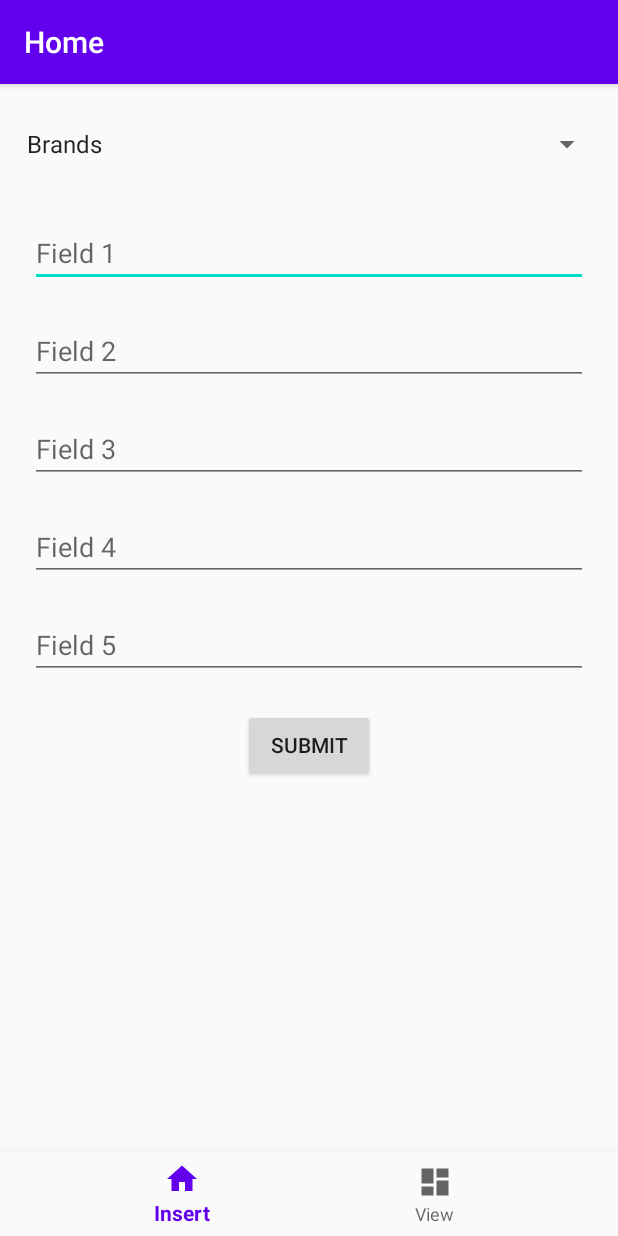
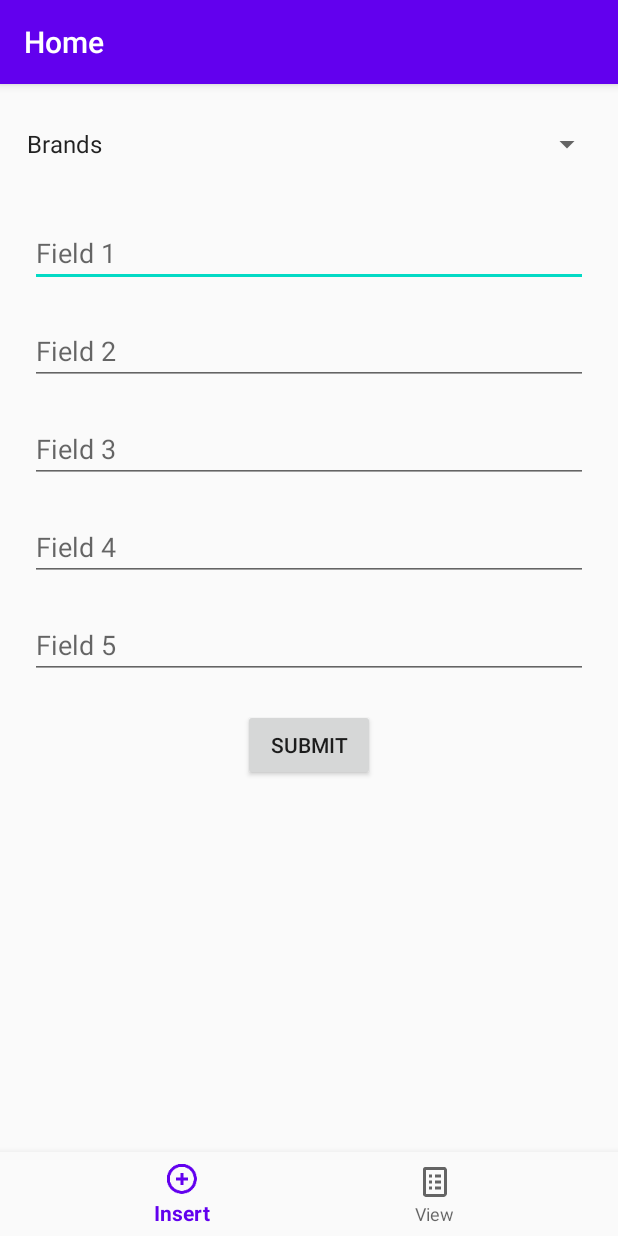
Before and after one commit to jdannhausenbrun/Databases-Final-Project, an Android app: the screen it shows after launch (MainActivity), on a phone screen of 412 x 824 dp. Run offline under Robolectric (Android 15) with nearby library versions, the phone set to English and light mode, and no system bars; our stand-ins replace navigation-ui.

Commit message:
Fixed UI

```diff
--- a/app/src/main/res/layout/activity_main.xml
+++ b/app/src/main/res/layout/activity_main.xml
@@ -21,12 +21,12 @@
         android:id="@+id/nav_host_fragment"
         android:name="androidx.navigation.fragment.NavHostFragment"
         android:layout_width="match_parent"
-        android:layout_height="match_parent"
+        android:layout_height="0dp"
         app:defaultNavHost="true"
-        app:layout_constraintBottom_toTopOf="@id/nav_view"
         app:layout_constraintLeft_toLeftOf="parent"
         app:layout_constraintRight_toRightOf="parent"
         app:layout_constraintTop_toTopOf="parent"
+        app:layout_constraintBottom_toTopOf="@id/nav_view"
         app:navGraph="@navigation/mobile_navigation" />
 
 </androidx.constraintlayout.widget.ConstraintLayout>
--- a/app/src/main/res/layout/fragment_insert.xml
+++ b/app/src/main/res/layout/fragment_insert.xml
@@ -10,79 +10,79 @@
         android:id="@+id/insert_spinner"
         android:layout_width="match_parent"
         android:layout_height="60dp"
+        android:layout_margin="10dp"
         app:layout_constraintEnd_toEndOf="parent"
         app:layout_constraintStart_toStartOf="parent"
-        app:layout_constraintTop_toTopOf="parent"
-        android:layout_margin="10dp"/>
+        app:layout_constraintTop_toTopOf="parent" />
 
     <EditText
         android:id="@+id/editText1"
         android:layout_width="match_parent"
         android:layout_height="wrap_content"
+        android:layout_margin="20dp"
         android:ems="10"
+        android:hint="Field 1"
         android:inputType="textPersonName"
-        android:hint="Field 1"
         app:layout_constraintEnd_toEndOf="parent"
         app:layout_constraintStart_toStartOf="parent"
-        app:layout_constraintTop_toBottomOf="@+id/insert_spinner"
-        android:layout_margin="20dp"/>
+        app:layout_constraintTop_toBottomOf="@+id/insert_spinner" />
 
     <EditText
         android:id="@+id/editText2"
         android:layout_width="match_parent"
         android:layout_height="wrap_content"
+        android:layout_margin="20dp"
         android:ems="10"
+        android:hint="Field 2"
         android:inputType="textPersonName"
-        android:hint="Field 2"
         app:layout_constraintEnd_toEndOf="parent"
         app:layout_constraintStart_toStartOf="parent"
-        app:layout_constraintTop_toBottomOf="@+id/editText1"
-        android:layout_margin="20dp"/>
+        app:layout_constraintTop_toBottomOf="@+id/editText1" />
 
     <EditText
         android:id="@+id/editText3"
         android:layout_width="match_parent"
         android:layout_height="wrap_content"
+        android:layout_margin="20dp"
         android:ems="10"
+        android:hint="Field 3"
         android:inputType="textPersonName"
-        android:hint="Field 3"
         app:layout_constraintEnd_toEndOf="parent"
         app:layout_constraintStart_toStartOf="parent"
-        app:layout_constraintTop_toBottomOf="@+id/editText2"
-        android:layout_margin="20dp"/>
+        app:layout_constraintTop_toBottomOf="@+id/editText2" />
 
     <EditText
         android:id="@+id/editText4"
         android:layout_width="match_parent"
         android:layout_height="wrap_content"
+        android:layout_margin="20dp"
         android:ems="10"
+        android:hint="Field 4"
         android:inputType="textPersonName"
-        android:hint="Field 4"
         app:layout_constraintEnd_toEndOf="parent"
         app:layout_constraintStart_toStartOf="parent"
-        app:layout_constraintTop_toBottomOf="@+id/editText3"
-        android:layout_margin="20dp"/>
+        app:layout_constraintTop_toBottomOf="@+id/editText3" />
 
     <EditText
         android:id="@+id/editText5"
         android:layout_width="match_parent"
         android:layout_height="wrap_content"
+        android:layout_margin="20dp"
         android:ems="10"
+        android:hint="Field 5"
         android:inputType="textPersonName"
-        android:hint="Field 5"
         app:layout_constraintEnd_toEndOf="parent"
         app:layout_constraintStart_toStartOf="parent"
-        app:layout_constraintTop_toBottomOf="@+id/editText4"
-        android:layout_margin="20dp"/>
+        app:layout_constraintTop_toBottomOf="@+id/editText4" />
 
     <Button
         android:id="@+id/button"
         android:layout_width="wrap_content"
         android:layout_height="wrap_content"
+        android:layout_margin="20dp"
         android:text="SUBMIT"
         app:layout_constraintEnd_toEndOf="parent"
         app:layout_constraintStart_toStartOf="parent"
-        app:layout_constraintTop_toBottomOf="@+id/editText5"
-        android:layout_margin="20dp"/>
+        app:layout_constraintTop_toBottomOf="@+id/editText5" />
 
 </androidx.constraintlayout.widget.ConstraintLayout>
--- a/app/src/main/res/menu/bottom_nav_menu.xml
+++ b/app/src/main/res/menu/bottom_nav_menu.xml
@@ -3,12 +3,12 @@
 
     <item
         android:id="@+id/navigation_insert"
-        android:icon="@drawable/ic_home_black_24dp"
+        android:icon="@mipmap/add_icon"
         android:title="Insert" />
 
     <item
         android:id="@+id/navigation_view"
-        android:icon="@drawable/ic_dashboard_black_24dp"
+        android:icon="@mipmap/list_icon"
         android:title="View" />
 
 </menu>
--- a/app/src/main/res/mipmap-anydpi-v26/ic_launcher.xml
+++ /dev/null
@@ -1,5 +0,0 @@
-<?xml version="1.0" encoding="utf-8"?>
-<adaptive-icon xmlns:android="http://schemas.android.com/apk/res/android">
-    <background android:drawable="@drawable/ic_launcher_background" />
-    <foreground android:drawable="@drawable/ic_launcher_foreground" />
-</adaptive-icon>
--- a/app/src/main/res/mipmap-anydpi-v26/ic_launcher_round.xml
+++ /dev/null
@@ -1,5 +0,0 @@
-<?xml version="1.0" encoding="utf-8"?>
-<adaptive-icon xmlns:android="http://schemas.android.com/apk/res/android">
-    <background android:drawable="@drawable/ic_launcher_background" />
-    <foreground android:drawable="@drawable/ic_launcher_foreground" />
-</adaptive-icon>
```
Also changed, not shown: app/src/main/res/mipmap-hdpi/ic_launcher.png (deleted), app/src/main/res/mipmap-hdpi/ic_launcher_round.png (deleted), app/src/main/res/mipmap-mdpi/ic_launcher.png (deleted), app/src/main/res/mipmap-mdpi/ic_launcher_round.png (deleted), app/src/main/res/mipmap-xhdpi/ic_launcher.png (deleted), app/src/main/res/mipmap-xhdpi/ic_launcher_round.png (deleted), app/src/main/res/mipmap-xxhdpi/add_icon.png (added), app/src/main/res/mipmap-xxhdpi/list_icon.png (added), app/src/main/res/mipmap-xxxhdpi/ic_launcher.png (deleted), app/src/main/res/mipmap-xxxhdpi/ic_launcher_round.png (deleted).
